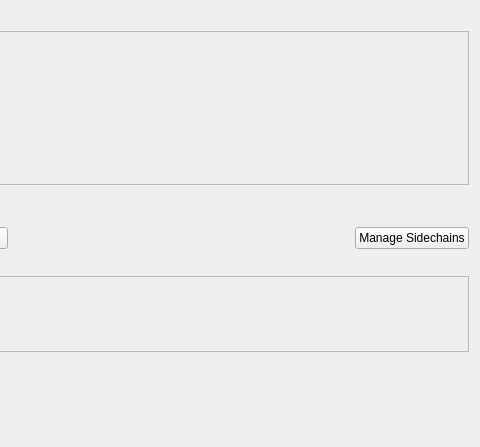
Above: src/qt/forms/miningdialog.ui from torkelrogstad/mainchain before the change; both pictures show x 271 to 751 and y 0 to 447 of the 751 by 447 pixel window. Below: the same form after it.
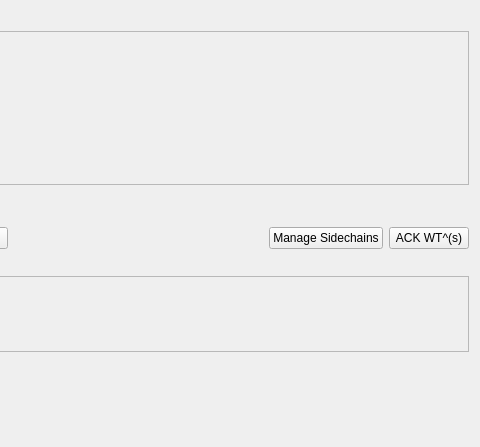
That is the form after the change. Icons and pictures are not drawn.

Diff of the .ui file:
```diff
--- a/src/qt/forms/miningdialog.ui
+++ b/src/qt/forms/miningdialog.ui
@@ -188,6 +188,13 @@
        </property>
       </widget>
      </item>
+     <item>
+      <widget class="QPushButton" name="pushButtonWTPrimeVote">
+       <property name="text">
+        <string>ACK WT^(s)</string>
+       </property>
+      </widget>
+     </item>
     </layout>
    </item>
    <item>
```
Left out of the diff: 2 changed lines with no effect on the pictures.
